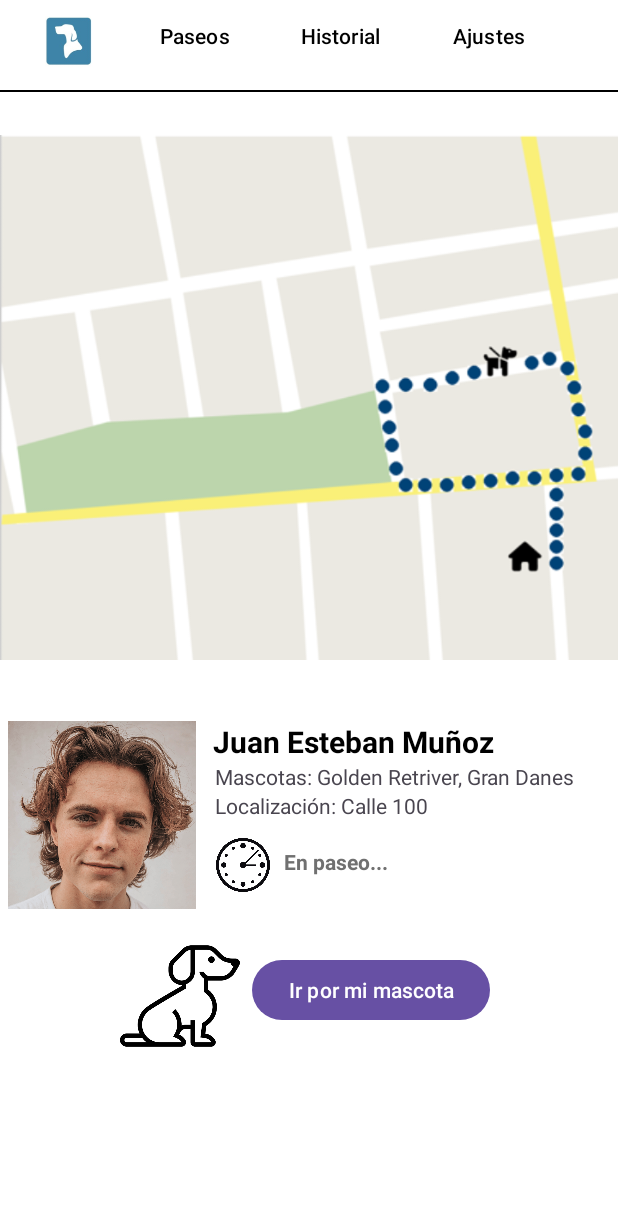
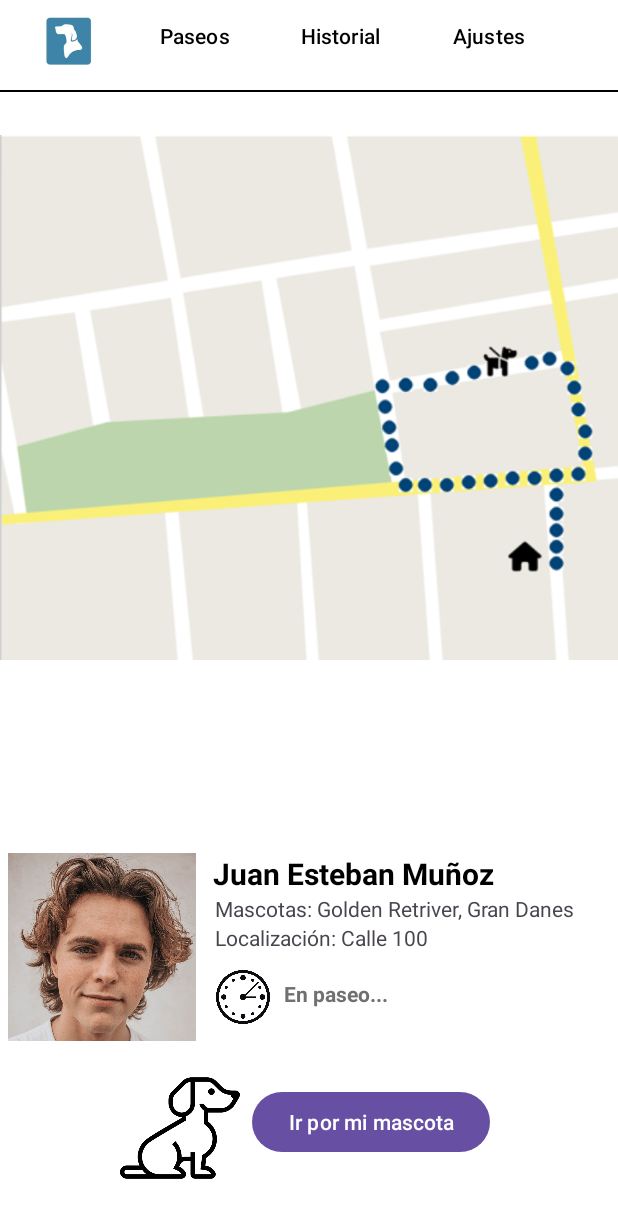
Before and after one commit to oscarRodriguez13/PetTracker_Android, an Android app: the PaginaPaseoActivity screen opened directly, with no data from a screen before it, on a phone screen of 412 x 824 dp. Shown: the top 1218 px of the screen. Run offline under Robolectric (Android 15) with nearby library versions, the phone set to English and light mode, and no system bars.

Commit message:
Ajustes pantalla paseo

```diff
--- a/app/src/main/res/layout/activity_pagina_paseo.xml
+++ b/app/src/main/res/layout/activity_pagina_paseo.xml
@@ -73,10 +73,10 @@
     <RelativeLayout
         android:id="@+id/relativeLayoutBelowWebView"
         android:layout_width="match_parent"
-        android:layout_height="150dp"
-        android:layout_alignParentBottom="true"
+        android:layout_height="wrap_content"
+        android:layout_centerVertical="true"
         android:layout_below="@id/imagen_paseo"
-        android:layout_marginTop="12dp">
+        android:layout_marginTop="100dp">
 
         <ImageView
             android:id="@+id/foto_perfil_paseador"
```
Also changed, not shown: app/src/main/res/layout/activity_solicitar_paseo.xml (+6 -4 lines).
